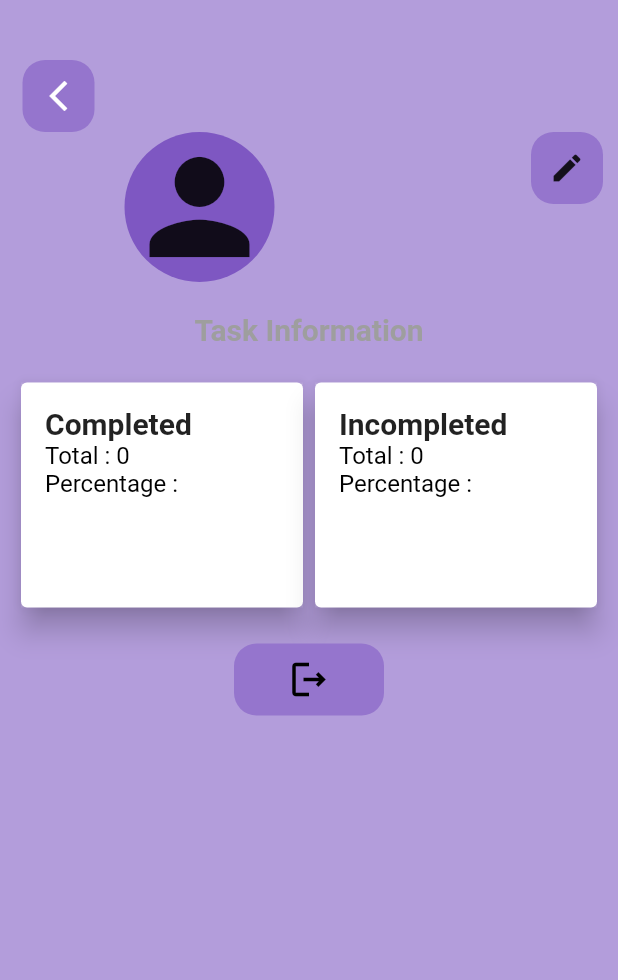
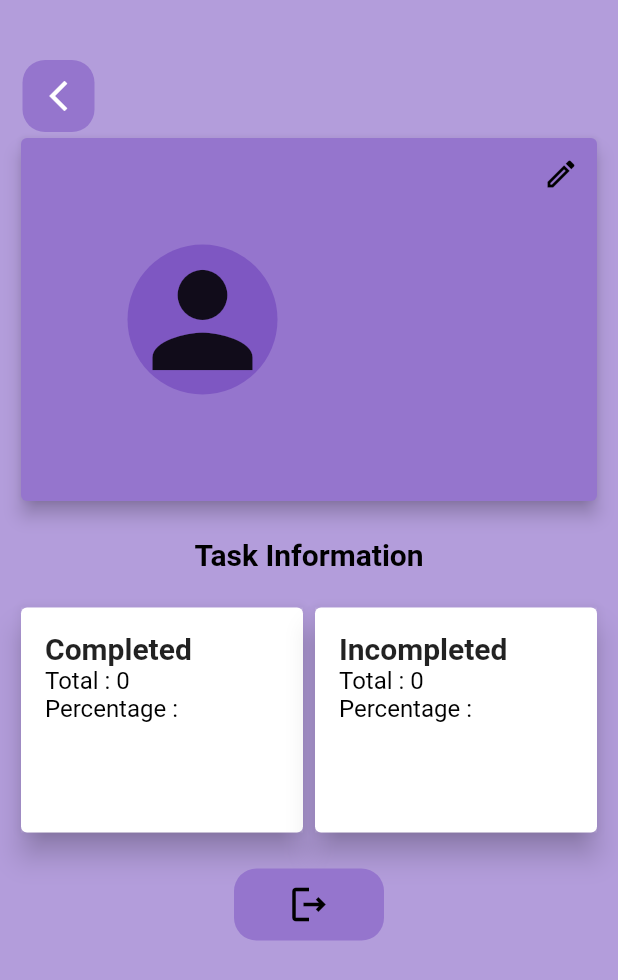
Before and after one commit to ripon1995/todo-mobile, a Flutter app: the ProfileView screen opened by its route, on a phone screen of 412 x 824 dp. Shown: the top 980 px of the screen. Run offline on Flutter 3.47's test engine with Material 2 defaults, Android fonts, the phone set to English and light mode, and no system bars; our stand-ins replace dio, firebase_core, firebase_messaging, flutter_dotenv, get, get_storage and 1 more; accounts and stored records are empty.

Commit message:
user profile picture
what?
- ui changed

```diff
--- a/lib/app/modules/profile/views/profile_view.dart
+++ b/lib/app/modules/profile/views/profile_view.dart
@@ -22,7 +22,14 @@ class ProfileView extends GetView<ProfileController> {
                   onTap: null,
                 ),
               ),
-              _profile(context),
+              Container(
+                height: 250,
+                child: Card(
+                  color: Colors.deepPurple[300],
+                  elevation: 5,
+                  child: _profile(context),
+                ),
+              ),
               const SizedBox(
                 height: 20,
               ),
@@ -31,7 +38,8 @@ class ProfileView extends GetView<ProfileController> {
                 style: TextStyle(
                   fontWeight: FontWeight.bold,
                   fontSize: 20,
-                    color: Colors.grey),
+                  color: Colors.black,
+                ),
               ),
               const SizedBox(
                 height: 20,
@@ -80,8 +88,7 @@ class ProfileView extends GetView<ProfileController> {
                     style: const TextStyle(
                         fontSize: 20,
                         fontWeight: FontWeight.bold,
-                      color: Colors.amberAccent
-                    ),
+                        color: Colors.amberAccent),
                   ),
                 ),
                 const SizedBox(
@@ -92,14 +99,10 @@ class ProfileView extends GetView<ProfileController> {
           ),
           Align(
             alignment: Alignment.topRight,
-            child: Container(
-              decoration: BoxDecoration(
-                  color: Colors.deepPurple[300],
-                  borderRadius: BorderRadius.circular(15)),
             child: IconButton(
               onPressed: _profileUpdateButtonOnPressedAction,
-                icon: const Icon(Icons.edit),
-              ),
+              icon: const Icon(Icons.edit_outlined),
+              color: Colors.black,
             ),
           )
         ],
```
Lines whose indentation alone changed are shown as unchanged.
